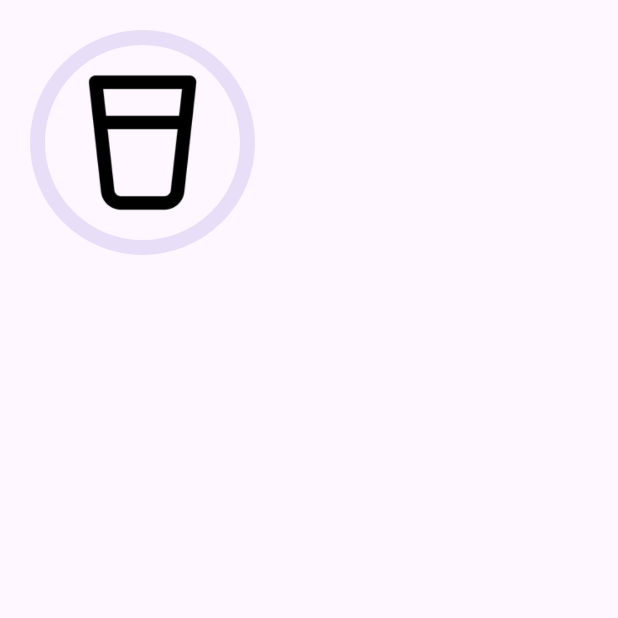
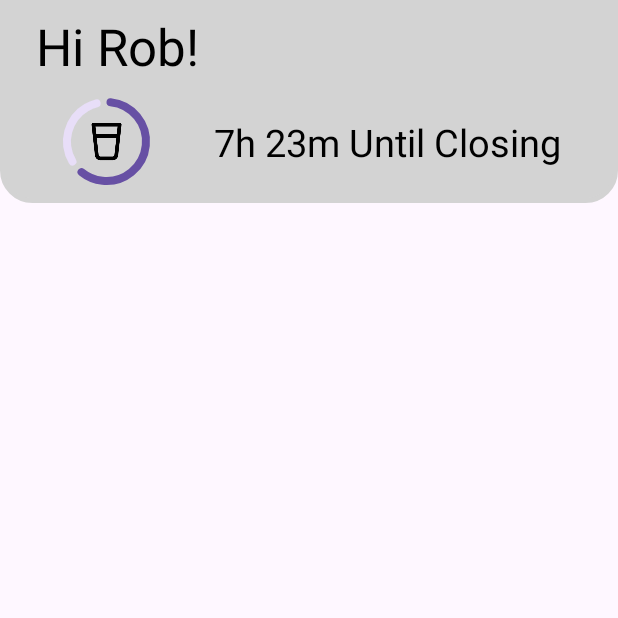
Before and after one commit to angela-gervino/BisonFit, an Android app: the screen it shows after launch (MainActivity), on a phone screen of 412 x 824 dp, the top half of it. Run offline under Robolectric (Android 15) with nearby library versions, the phone set to English and light mode, and no system bars.

Commit message:
Implement top card

```diff
--- /dev/null
+++ b/app/src/main/res/drawable/card_background.xml
@@ -0,0 +1,9 @@
+<?xml version="1.0" encoding="UTF-8"?>
+<shape xmlns:android="http://schemas.android.com/apk/res/android">
+    <solid android:color="#d3d3d3"/>
+    <stroke android:width="3dp" android:color="#d3d3d3" />
+    <corners android:bottomLeftRadius="20dp"
+             android:bottomRightRadius="20dp"
+        />
+    <padding android:left="0dp" android:top="0dp" android:right="0dp" android:bottom="0dp" />
+</shape>
--- a/app/src/main/res/layout/activity_main.xml
+++ b/app/src/main/res/layout/activity_main.xml
@@ -5,6 +5,72 @@
     android:layout_width="match_parent"
     android:layout_height="match_parent"
     tools:context=".ui.MainActivity">
+
+    <androidx.constraintlayout.widget.ConstraintLayout
+        android:id="@+id/topLayout"
+        android:layout_width="match_parent"
+        android:layout_height="wrap_content"
+        android:background="@drawable/card_background"
+        app:layout_constraintEnd_toEndOf="parent"
+        app:layout_constraintStart_toStartOf="parent"
+        app:layout_constraintTop_toTopOf="parent">
+
+        <ImageButton
+            android:id="@+id/circularProgressButton"
+            android:layout_width="50dp"
+            android:layout_height="50dp"
+            android:layout_gravity="center"
+            android:background="@android:color/transparent"
+            android:contentDescription="Increment water progress"
+            android:padding="10dp"
+            android:scaleType="centerInside"
+            app:layout_constraintBottom_toBottomOf="@+id/circularProgressView"
+            app:layout_constraintEnd_toEndOf="@+id/circularProgressView"
+            app:layout_constraintStart_toStartOf="@+id/circularProgressView"
+            app:layout_constraintTop_toTopOf="@+id/circularProgressView"
+            app:srcCompat="@drawable/glass" />
+
+        <com.google.android.material.progressindicator.CircularProgressIndicator
+            android:id="@+id/circularProgressView"
+            android:layout_width="58dp"
+            android:layout_height="58dp"
+            android:layout_gravity="center"
+            android:layout_marginTop="8dp"
+            android:layout_marginBottom="8dp"
+            android:max="8"
+            android:progress="5"
+            app:indicatorSize="58dp"
+            app:layout_constraintBottom_toBottomOf="parent"
+            app:layout_constraintEnd_toStartOf="@+id/hoursTxtV"
+            app:layout_constraintStart_toStartOf="parent"
+            app:layout_constraintTop_toBottomOf="@+id/greetingTxtV"
+            app:trackCornerRadius="100dp"
+            app:trackThickness="5dp" />
+
+        <TextView
+            android:id="@+id/greetingTxtV"
+            android:layout_width="wrap_content"
+            android:layout_height="wrap_content"
+            android:layout_marginStart="24dp"
+            android:layout_marginTop="8dp"
+            android:text="Hi Rob!"
+            android:textColor="@color/black"
+            android:textSize="34sp"
+            app:layout_constraintStart_toStartOf="parent"
+            app:layout_constraintTop_toTopOf="parent" />
+
+        <TextView
+            android:id="@+id/hoursTxtV"
+            android:layout_width="wrap_content"
+            android:layout_height="wrap_content"
+            android:text="7h 23m Until Closing"
+            android:textColor="@color/black"
+            android:textSize="25sp"
+            app:layout_constraintBottom_toBottomOf="parent"
+            app:layout_constraintEnd_toEndOf="parent"
+            app:layout_constraintStart_toEndOf="@+id/circularProgressView"
+            app:layout_constraintTop_toBottomOf="@+id/greetingTxtV" />
+    </androidx.constraintlayout.widget.ConstraintLayout>
 
     <FrameLayout
         android:layout_width="wrap_content"
@@ -14,26 +80,6 @@
         app:layout_constraintStart_toStartOf="parent"
         app:layout_constraintTop_toTopOf="parent">
 
-        <com.google.android.material.progressindicator.CircularProgressIndicator
-            android:id="@+id/circularProgressView"
-            android:layout_width="152dp"
-            android:layout_height="172dp"
-            android:layout_gravity="center"
-            android:max="8"
-            app:indicatorSize="150dp"
-            app:trackCornerRadius="100dp"
-            app:trackThickness="10dp" />
-
-        <ImageButton
-            android:id="@+id/circularProgressButton"
-            android:layout_width="107dp"
-            android:layout_height="115dp"
-            android:layout_gravity="center"
-            android:background="@android:color/transparent"
-            android:padding="0dp"
-            android:scaleType="centerInside"
-            app:srcCompat="@drawable/glass" />
-
     </FrameLayout>
 
 </androidx.constraintlayout.widget.ConstraintLayout>
```
